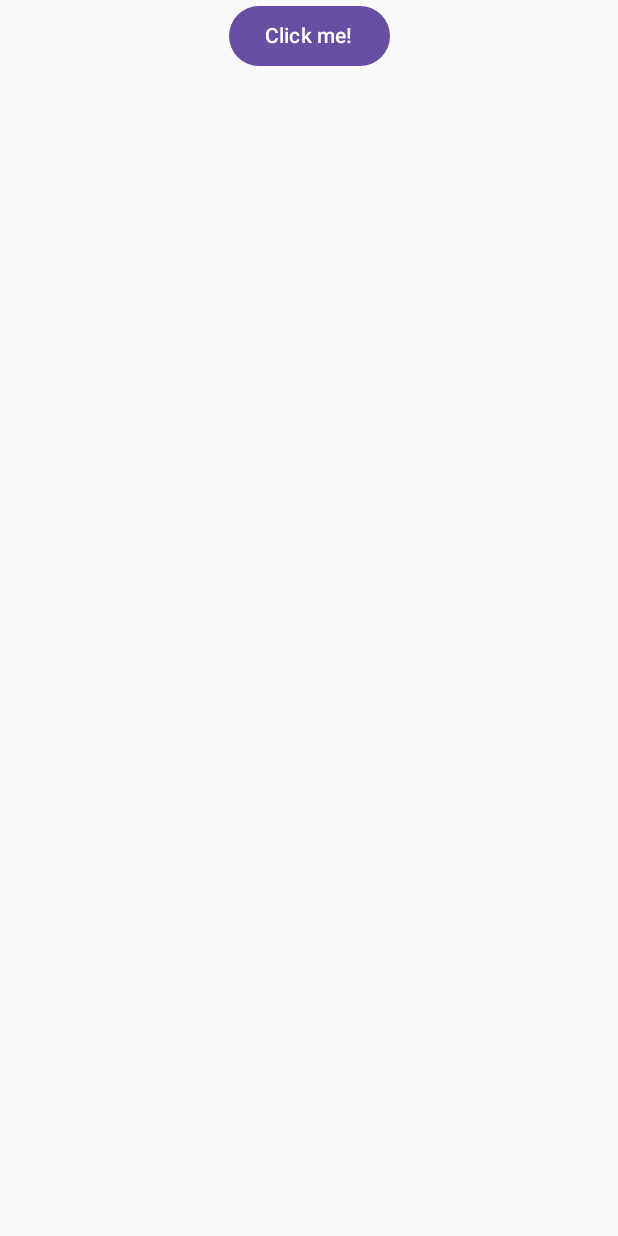
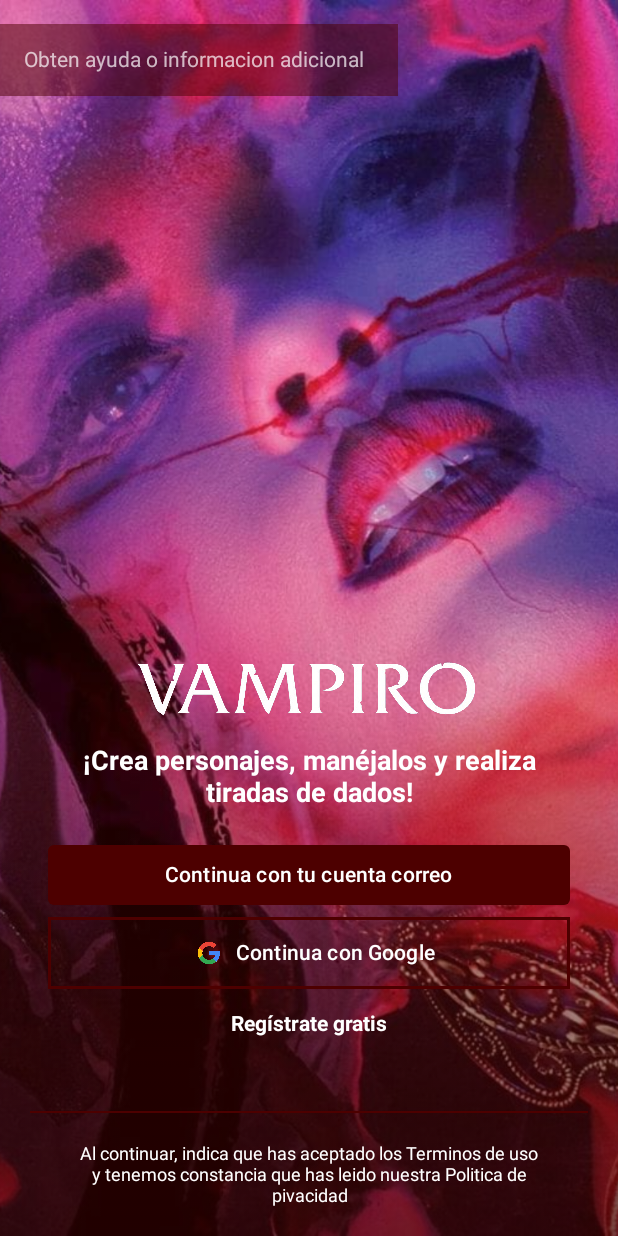
Before and after one commit to mireiavh/vampireRollnDice, an Android app built with Jetpack Compose: the screen it shows after launch (MainActivity), on a phone screen of 412 x 824 dp. Run offline under Robolectric (Android 15) with nearby library versions, the light colour scheme and no system bars.

Commit message:
UI design initial screen/view [hardcode - not finished]

```diff
--- a/composeApp/src/androidMain/kotlin/org/mireiavh/finalproject/App.kt
+++ b/composeApp/src/androidMain/kotlin/org/mireiavh/finalproject/App.kt
@@ -29,16 +29,20 @@ fun App() {
                 .fillMaxSize(),
             horizontalAlignment = Alignment.CenterHorizontally,
         ) {
-            Button(onClick = { showContent = !showContent }) {
+
+        }
+    }
+}
+
+/*
+Button(onClick = { showContent = !showContent }) {
                 Text("Click me!")
-            }
-            AnimatedVisibility(showContent) {
+}
+AnimatedVisibility(showContent) {
                 val greeting = remember { Greeting().greet() }
                 Column(Modifier.fillMaxWidth(), horizontalAlignment = Alignment.CenterHorizontally) {
                     Image(painterResource(Res.drawable.compose_multiplatform), null)
                     Text("Compose: $greeting")
                 }
             }
-        }
-    }
-}
+ */
--- a/composeApp/src/androidMain/kotlin/org/mireiavh/finalproject/MainActivity.kt
+++ b/composeApp/src/androidMain/kotlin/org/mireiavh/finalproject/MainActivity.kt
@@ -4,14 +4,20 @@ import android.os.Bundle
 import androidx.activity.ComponentActivity
 import androidx.activity.compose.setContent
 import androidx.activity.enableEdgeToEdge
+import androidx.navigation.NavHostController
+import androidx.navigation.compose.rememberNavController
 
 class MainActivity : ComponentActivity() {
+
+    private lateinit var navHostController: NavHostController
+
     override fun onCreate(savedInstanceState: Bundle?) {
         enableEdgeToEdge()
         super.onCreate(savedInstanceState)
 
         setContent {
-            App()
+            navHostController = rememberNavController()
+            NavigationWrapper(navHostController)
 
         }
     }
--- /dev/null
+++ b/composeApp/src/androidMain/kotlin/org/mireiavh/finalproject/NavigationWrapper.kt
@@ -0,0 +1,26 @@
+package org.mireiavh.finalproject
+
+import androidx.compose.runtime.Composable
+import androidx.navigation.compose.NavHost
+import androidx.navigation.NavHostController
+import androidx.navigation.compose.composable
+import org.mireiavh.finalproject.presentation.InitialView
+import org.mireiavh.finalproject.presentation.LoginView
+import org.mireiavh.finalproject.presentation.SignUpView
+
+@Composable
+fun NavigationWrapper (navHostController: NavHostController){
+
+    NavHost(navController = navHostController, startDestination = "initial"){
+        composable("initial"){
+            InitialView()
+        }
+        composable("login"){
+            LoginView()
+        }
+        composable("signUp"){
+            SignUpView()
+        }
+    }
+
+}
--- /dev/null
+++ b/composeApp/src/androidMain/kotlin/org/mireiavh/finalproject/presentation/InitialView.kt
@@ -0,0 +1,125 @@
+package org.mireiavh.finalproject.presentation
+
+import androidx.compose.foundation.background
+import androidx.compose.foundation.layout.Column
+import androidx.compose.foundation.layout.Box
+import androidx.compose.foundation.Image
+import androidx.compose.foundation.border
+import androidx.compose.foundation.clickable
+import androidx.compose.foundation.layout.Spacer
+import androidx.compose.foundation.layout.fillMaxSize
+import androidx.compose.foundation.layout.fillMaxWidth
+import androidx.compose.foundation.layout.height
+import androidx.compose.foundation.layout.padding
+import androidx.compose.foundation.layout.size
+import androidx.compose.foundation.layout.width
+import androidx.compose.material3.Button
+import androidx.compose.material3.ButtonDefaults
+import androidx.compose.material3.Text
+import androidx.compose.runtime.Composable
+import androidx.compose.ui.Alignment
+import androidx.compose.ui.Modifier
+import androidx.compose.ui.graphics.Brush
+import androidx.compose.ui.graphics.Color
+import androidx.compose.ui.graphics.Color.Companion.White
+import androidx.compose.ui.layout.ContentScale
+import androidx.compose.ui.res.painterResource
+import androidx.compose.ui.text.font.FontWeight
+import androidx.compose.ui.text.style.TextAlign
+import androidx.compose.ui.tooling.preview.Preview
+import androidx.compose.ui.unit.dp
+import androidx.compose.ui.unit.sp
+import org.mireiavh.finalproject.R
+import androidx.compose.foundation.shape.RoundedCornerShape
+import androidx.compose.ui.graphics.painter.Painter
+
+@Preview
+@Composable
+fun InitialView () {
+
+    Box(
+        modifier = Modifier.fillMaxSize()
+    ) {
+        CustomImage(painterResource(id = R.drawable.initial_cover_vampire), ContentScale.Crop, Modifier.fillMaxSize())
+        Box(modifier = Modifier.fillMaxSize()
+                .background(Brush.verticalGradient(colors = listOf(Color.Transparent, Color(0xFF800000).copy(alpha = 0.7f)), startY = 300f, endY = 1800f))
+        )
+        Box(modifier = Modifier.width(265.dp).padding(vertical = 16.dp)
+            .background(color = Color(0xFF4D0000).copy(alpha = 0.5f)).padding(16.dp)) {
+            Text(text = "Obten ayuda o informacion adicional", color = Color.White.copy(alpha = 0.7f),)
+        }
+        Column(
+            modifier = Modifier.fillMaxSize()
+                .background(Brush.verticalGradient(listOf(Color.Transparent, Color.Black), startY = 700f, endY = 2000f)),
+            horizontalAlignment = Alignment.CenterHorizontally
+        ) {
+            Spacer(modifier = Modifier.weight(1.2f))
+            CustomImage(painterResource(id = R.drawable.logo_vampire), ContentScale.Fit, Modifier.size(width = 250.dp, height = 80.dp))
+            TitleText("¡Crea personajes, manéjalos y realiza tiradas de dados!")
+            Spacer(modifier = Modifier.height(20.dp))
+            CustomButton(Modifier.clickable {  }, null, null,"Continua con tu cuenta correo", Color(0xFF4D0000))
+            Spacer(modifier = Modifier.height(4.dp))
+            CustomButton(Modifier.clickable {  }, painterResource(id = R.drawable.logo_google), Color(0xFF4D0000),"Continua con Google", Color.Transparent)
+            Text("Regístrate gratis", color = Color.White, fontWeight = FontWeight.Bold, modifier = Modifier.padding(15.dp))
+            Spacer(modifier = Modifier.weight(.1f))
+            Box(modifier = Modifier.fillMaxWidth().padding(horizontal = 20.dp).height(1.dp).background(Color(0xFF4D0000)))
+            Text("Al continuar, indica que has aceptado los Terminos de uso y tenemos constancia que has leido nuestra Politica de pivacidad", fontSize = 12.sp, textAlign = TextAlign.Center, color = Color.White, modifier = Modifier.padding(horizontal = 50.dp, vertical = 20.dp))
+
+        }
+
+    }
+}
+
+
+@Composable
+fun TitleText(title: String){
+    Text(
+        title,
+        color = Color.White,
+        fontSize = 18.sp,
+        textAlign = TextAlign.Center,
+        fontWeight = FontWeight.Bold,
+        modifier = Modifier.padding(horizontal = 40.dp)
+    )
+}
+
+@Composable
+fun CustomImage(painter: Painter, contentScale: ContentScale, modifier: Modifier){
+    Image(
+        painter = painter,
+        contentDescription = null,
+        contentScale = contentScale,
+        modifier = modifier
+    )
+}
+
+@Composable
+fun CustomButton(modifier:Modifier, painter: Painter?, borderColor:  Color? = null, title: String, color: Color){
+    Button(
+        onClick = {},
+        modifier = Modifier
+            .fillMaxWidth()
+            .padding(horizontal = 32.dp)
+            .then(
+                if (borderColor != null)
+                    Modifier.border(width = 1.5.dp, color = borderColor)
+                else Modifier
+            ),
+        colors = ButtonDefaults.buttonColors(containerColor = color),
+        shape = RoundedCornerShape(4.dp)
+    ) {
+        if (painter != null) {
+            Image(
+                painter = painter,
+                contentDescription = null,
+                modifier = Modifier
+                    .padding(horizontal = 10.dp)
+                    .size(16.dp)
+            )
+        }
+        Text(
+            text = title,
+            color = White
+        )
+    }
+}
--- /dev/null
+++ b/composeApp/src/androidMain/kotlin/org/mireiavh/finalproject/presentation/LoginView.kt
@@ -0,0 +1,10 @@
+package org.mireiavh.finalproject.presentation
+
+import androidx.compose.runtime.Composable
+
+@Composable
+fun LoginView (){
+
+
+
+}
--- /dev/null
+++ b/composeApp/src/androidMain/kotlin/org/mireiavh/finalproject/presentation/SignUpView.kt
@@ -0,0 +1,10 @@
+package org.mireiavh.finalproject.presentation
+
+import androidx.compose.runtime.Composable
+
+@Composable
+fun SignUpView (){
+
+
+
+}
```
Also changed, not shown: composeApp/src/androidMain/res/drawable/initial_cover_vampire.jpg (added), composeApp/src/androidMain/res/drawable/logo_google.png (added), composeApp/src/androidMain/res/drawable/logo_vampire.png (added).
